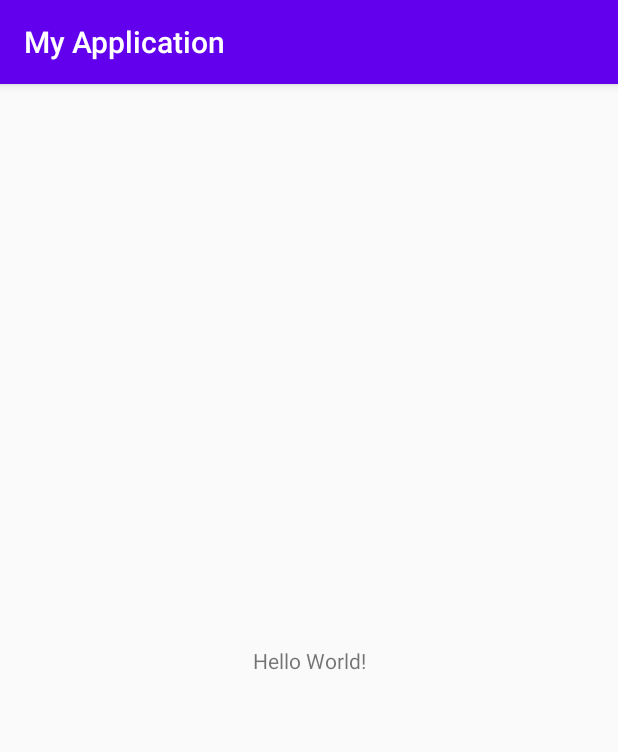
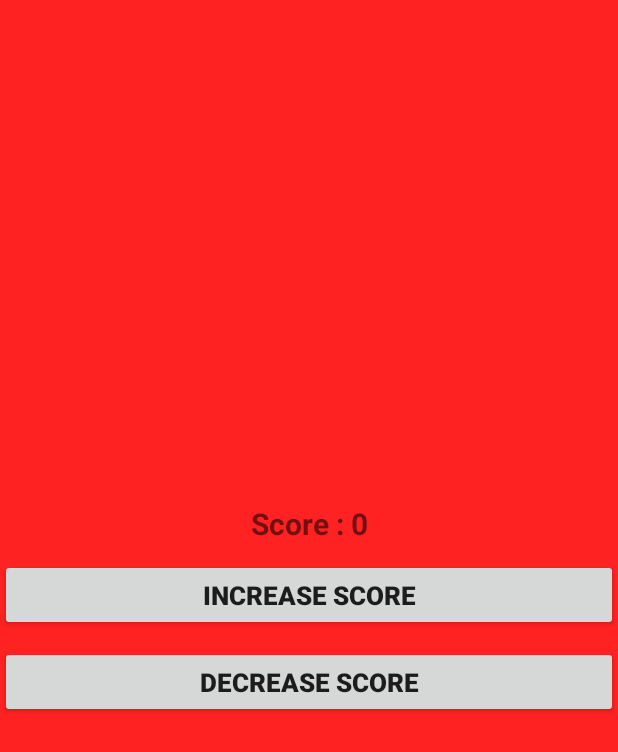
Before and after one commit to riazul701/android-aiyt, an Android app: the screen it shows after launch (MainActivity), on a phone screen of 412 x 824 dp. Shown: the top 752 px of the screen. Run offline under Robolectric (Android 15) with nearby library versions, the phone set to English and light mode, and no system bars.

Commit message:
Code from 116_SharedPreference_Example2.
Tutorial_116: SharedPreference Example 2 | Storing last score.

```diff
--- a/app/src/main/java/com/example/myapplication/MainActivity.java
+++ b/app/src/main/java/com/example/myapplication/MainActivity.java
@@ -1,14 +1,62 @@
 package com.example.myapplication;
+
+import android.content.Context;
+import android.content.SharedPreferences;
+//import android.support.v7.app.AppCompatActivity;
+import android.os.Bundle;
+import android.view.View;
+import android.widget.Button;
+import android.widget.TextView;
 
 import androidx.appcompat.app.AppCompatActivity;
 
-import android.os.Bundle;
+public class MainActivity extends AppCompatActivity implements View.OnClickListener {
 
-public class MainActivity extends AppCompatActivity {
+    private TextView scoreTextView;
+    private Button increaseButton, decreaseButton;
+    private int score = 0;
 
     @Override
     protected void onCreate(Bundle savedInstanceState) {
         super.onCreate(savedInstanceState);
         setContentView(R.layout.activity_main);
+
+        scoreTextView = (TextView) findViewById(R.id.textViewId);
+        increaseButton = (Button) findViewById(R.id.increaseScore);
+        decreaseButton = (Button) findViewById(R.id.decreaseScore);
+
+        if (loadScore() != 0) {
+            scoreTextView.setText("Score : " + loadScore());
+        }
+
+        increaseButton.setOnClickListener(this);
+        decreaseButton.setOnClickListener(this);
+    }
+
+    @Override
+    public void onClick(View view) {
+        if (view.getId() == R.id.increaseScore) {
+            score = score + 10;
+            scoreTextView.setText("Score : " + score);
+            saveScore(score);
+        }
+        if (view.getId() == R.id.decreaseScore) {
+            score = score - 10;
+            scoreTextView.setText("Score : " + score);
+            saveScore(score);
+        }
+    }
+
+    private void saveScore(int score) {
+        SharedPreferences sharedPreferences = getSharedPreferences("gameScore", Context.MODE_PRIVATE);
+        SharedPreferences.Editor editor = sharedPreferences.edit();
+        editor.putInt("lastScore", score);
+        editor.commit();
+    }
+
+    private int loadScore() {
+        SharedPreferences sharedPreferences = getSharedPreferences("gameScore", Context.MODE_PRIVATE);
+        int score = sharedPreferences.getInt("lastScore", 0);
+        return score;
     }
 }
--- a/app/src/main/res/layout/activity_main.xml
+++ b/app/src/main/res/layout/activity_main.xml
@@ -1,18 +1,40 @@
 <?xml version="1.0" encoding="utf-8"?>
-<androidx.constraintlayout.widget.ConstraintLayout xmlns:android="http://schemas.android.com/apk/res/android"
+<LinearLayout xmlns:android="http://schemas.android.com/apk/res/android"
     xmlns:app="http://schemas.android.com/apk/res-auto"
     xmlns:tools="http://schemas.android.com/tools"
     android:layout_width="match_parent"
     android:layout_height="match_parent"
-    tools:context=".MainActivity">
+    android:background="#ff22"
+    android:gravity="center"
+    android:orientation="vertical"
+    tools:context="com.example.myapplication.MainActivity">
 
     <TextView
-        android:layout_width="wrap_content"
+        android:id="@+id/textViewId"
+        android:layout_width="match_parent"
         android:layout_height="wrap_content"
-        android:text="Hello World!"
-        app:layout_constraintBottom_toBottomOf="parent"
-        app:layout_constraintLeft_toLeftOf="parent"
-        app:layout_constraintRight_toRightOf="parent"
-        app:layout_constraintTop_toTopOf="parent" />
+        android:layout_marginBottom="10dp"
+        android:text="Score : 0"
+        android:textAlignment="center"
+        android:textSize="20sp"
+        android:textStyle="bold" />
 
-</androidx.constraintlayout.widget.ConstraintLayout>
+    <Button
+        android:id="@+id/increaseScore"
+        android:layout_width="match_parent"
+        android:layout_height="wrap_content"
+        android:layout_marginBottom="10dp"
+        android:text="increase score"
+        android:textSize="17sp"
+        android:textStyle="bold" />
+
+    <Button
+        android:id="@+id/decreaseScore"
+        android:layout_width="match_parent"
+        android:layout_height="wrap_content"
+        android:layout_marginBottom="10dp"
+        android:text="decrease score"
+        android:textSize="17sp"
+        android:textStyle="bold" />
+
+</LinearLayout>
--- a/app/src/main/res/values/styles.xml
+++ b/app/src/main/res/values/styles.xml
@@ -1,7 +1,7 @@
 <resources>
 
     <!-- Base application theme. -->
-    <style name="AppTheme" parent="Theme.AppCompat.Light.DarkActionBar">
+    <style name="AppTheme" parent="Theme.AppCompat.Light.NoActionBar">
         <!-- Customize your theme here. -->
         <item name="colorPrimary">@color/colorPrimary</item>
         <item name="colorPrimaryDark">@color/colorPrimaryDark</item>
```
